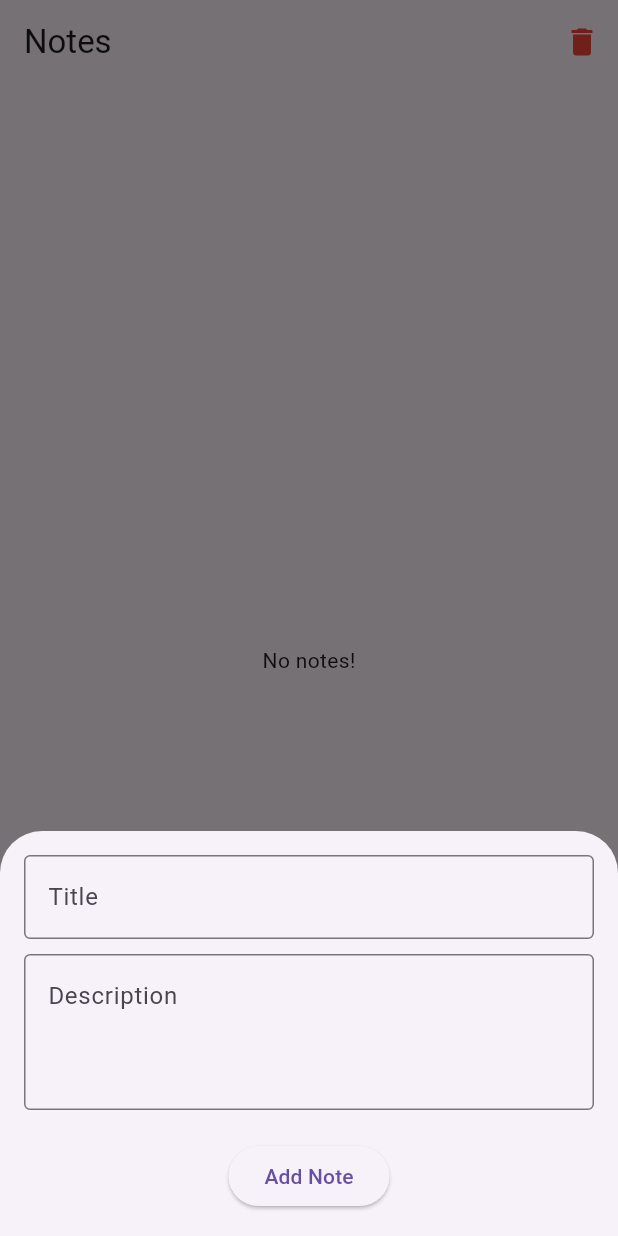
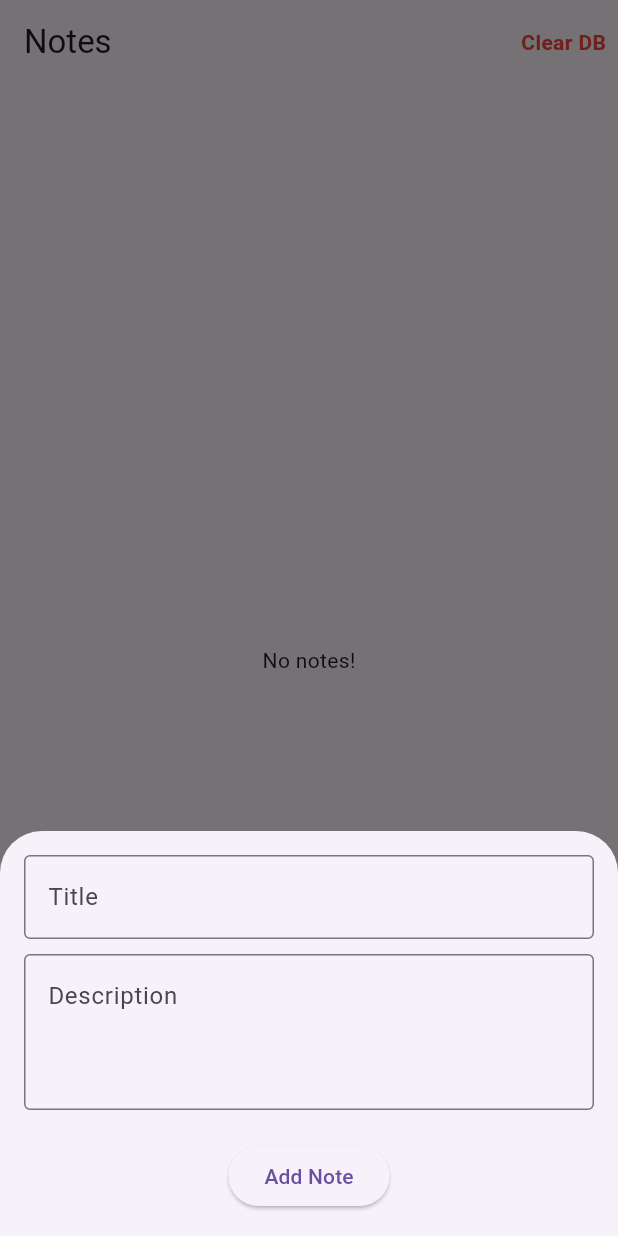
Before and after one commit to nbakh16/sqflite_intro, a Flutter app: the screen it shows after launch, after a tap on the "add" icon, on a phone screen of 412 x 824 dp. Run offline on Flutter 3.47's test engine with Material 3 defaults, Android fonts, the phone set to English and light mode, and no system bars; our stand-ins replace sqflite; accounts and stored records are empty.

Commit message:
update option fixed, clearDB option

```diff
--- a/lib/data/local/db_helper.dart
+++ b/lib/data/local/db_helper.dart
@@ -37,10 +37,13 @@ class DBHelper {
       onCreate: (db, version) {
         //all tables
         db.execute(
-          """create table $TABLE_NOTE (
-          $COL_NOTE_SERIAL integer primary key autoincrement,
-          $COL_NOTE_TITLE text,
-          $COL_NOTE_DESC text)
+          """
+            create table $TABLE_NOTE (
+              $COL_NOTE_SERIAL integer primary key autoincrement,
+              $COL_NOTE_TITLE text,
+              $COL_NOTE_DESC text,
+              $COL_NOTE_ISDONE BOOLEAN DEFAULT 0
+          )
           """,
         );
       },
--- a/lib/models/note_model.dart
+++ b/lib/models/note_model.dart
@@ -2,12 +2,12 @@ class NoteModel {
   int id;
   String title;
   String description;
-  bool isDone;
+  int isDone;
   NoteModel({
     this.id = 0,
     required this.title,
     required this.description,
-    this.isDone = false,
+    this.isDone = 0,
   });
 
   factory NoteModel.fromJson(Map<String, Object?> json) {
@@ -15,16 +15,16 @@ class NoteModel {
       id: json['s_no'] as int,
       title: json['title'] as String,
       description: json['description'] as String,
-      // isDone: json['isDone'] == 1,
+      isDone: json['is_done'] as int,
     );
   }
 
   Map<String, Object?> toMap() {
     return {
-      's_no': id, // Ensure this matches your table's primary key column name
+      's_no': id,
       'title': title,
       'description': description,
-      'isDone': isDone ? 1 : 0, // Assuming 0/1 storage for boolean in database
+      'is_done': isDone,
     };
   }
 }
--- a/lib/views/home_view.dart
+++ b/lib/views/home_view.dart
@@ -40,9 +40,9 @@ class _HomeViewState extends State<HomeView> {
               dbRef!.clearDatabase();
               getNotes();
             },
-            icon: Icon(
-              Icons.delete,
-              color: Colors.red,
+            icon: const Text(
+              'Clear DB',
+              style: TextStyle(color: Colors.red, fontWeight: FontWeight.bold),
             ),
           )
         ],
@@ -76,7 +76,7 @@ class _HomeViewState extends State<HomeView> {
                         onPressed: () async {
                           titleTEC.text = note.title;
                           descTEC.text = note.description;
-                          _updateNoteBottomSheet(context);
+                          _updateNoteBottomSheet(context, note.id);
                         },
                         icon: const Icon(
                           Icons.edit,
@@ -146,7 +146,7 @@ class _HomeViewState extends State<HomeView> {
     );
   }
 
-  void _updateNoteBottomSheet(BuildContext context) {
+  void _updateNoteBottomSheet(BuildContext context, int id) {
     showModalBottomSheet(
       context: context,
       isScrollControlled: true,
@@ -177,9 +177,10 @@ class _HomeViewState extends State<HomeView> {
                 onPressed: () {
                   dbRef!.update(
                     NoteModel(
+                      id: id,
                       title: titleTEC.text.trim(),
                       description: descTEC.text.trim(),
-                      isDone: false,
+                      isDone: 0,
                     ),
                   );
                   getNotes();
```
